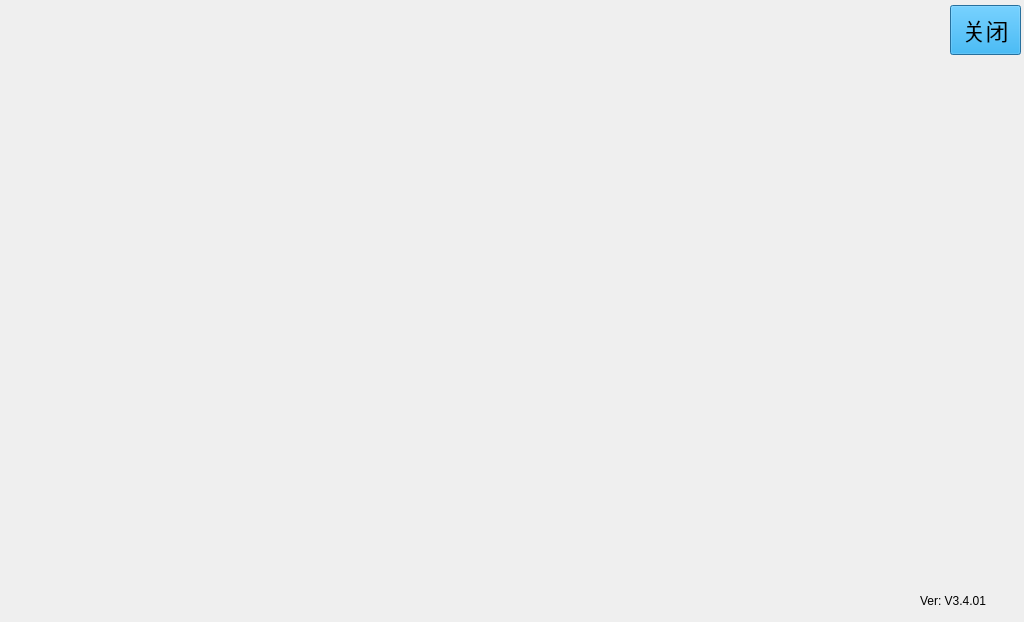
Before: the Qt Designer form connectus.ui in Hello-lee-cell/anysafeplat_12, drawn with Qt 5.
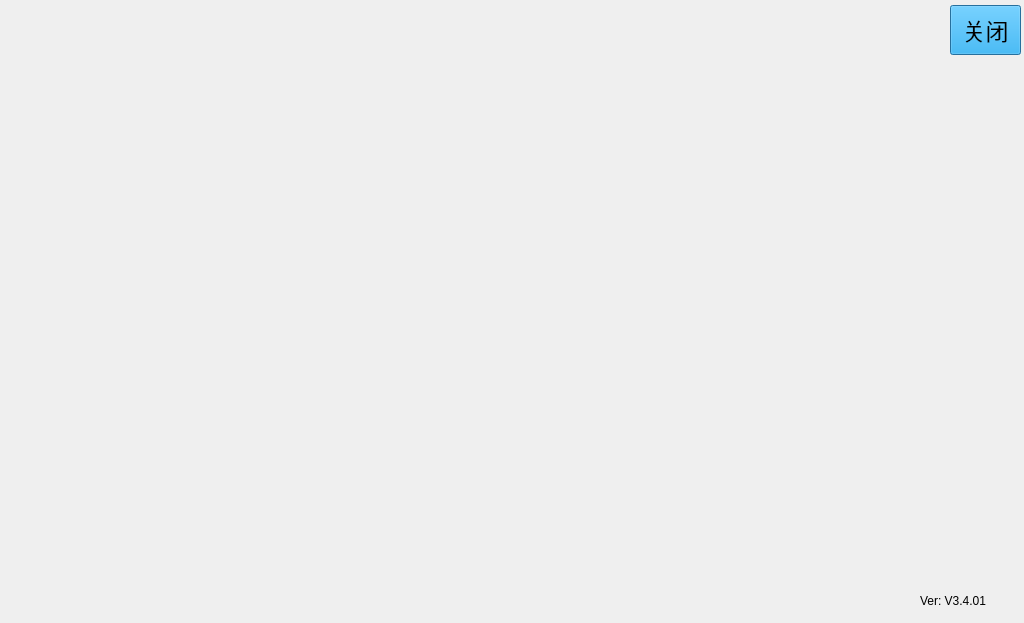
After: the same form once the commit is applied. Icons and pictures are not drawn.

What changed in the file:
```diff
--- a/connectus.ui
+++ b/connectus.ui
@@ -7,7 +7,7 @@
     <x>0</x>
     <y>0</y>
     <width>1024</width>
-    <height>622</height>
+    <height>623</height>
    </rect>
   </property>
   <property name="windowTitle">
@@ -18,8 +18,8 @@
     <rect>
      <x>-2</x>
      <y>-5</y>
-     <width>1031</width>
-     <height>631</height>
+     <width>1026</width>
+     <height>661</height>
     </rect>
    </property>
    <property name="styleSheet">
```
